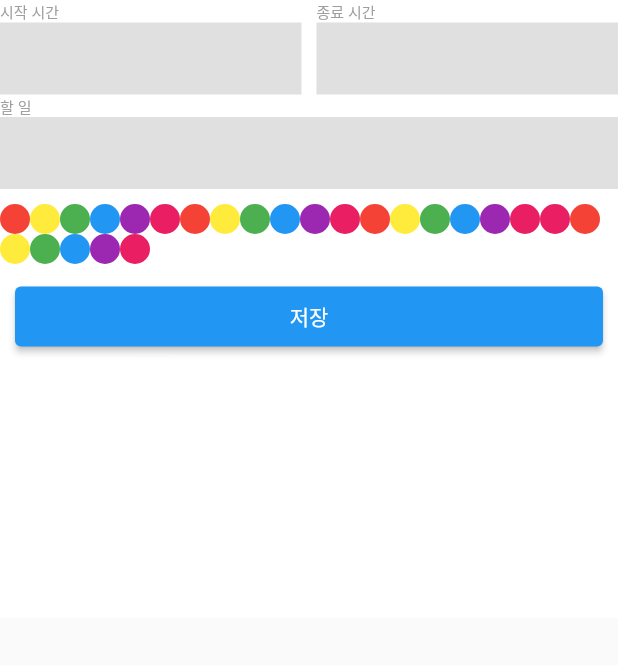
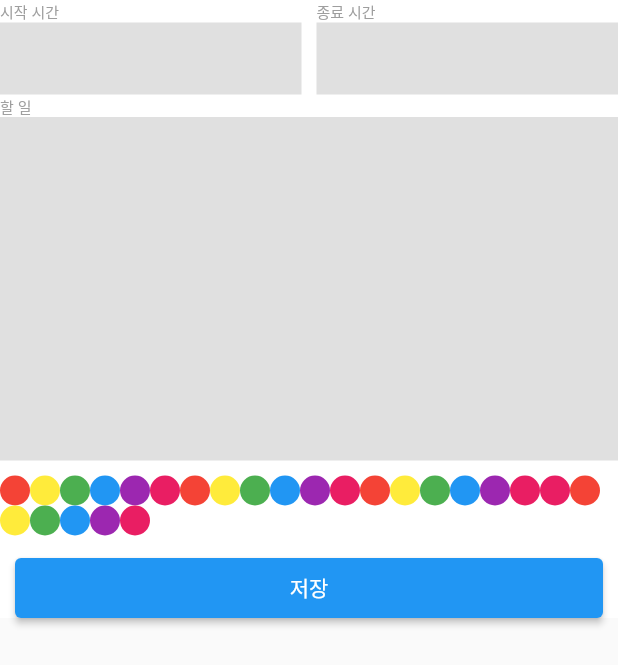
Before and after one commit to ji-hyun219/my_scheduler, a Flutter app: the ScheduleBottomSheet widget shown alone on an empty page, opened directly with empty values, on a phone screen of 412 x 824 dp. Shown: the top 665 px of the screen. Run offline on Flutter 3.47's test engine with Material 2 defaults, Android fonts, the phone set to English and light mode, and no system bars; our stand-ins replace table_calendar.

Commit message:
fix(BottomSheet): TextField 속성 추가

```diff
--- a/lib/components/bottom_sheet.dart
+++ b/lib/components/bottom_sheet.dart
@@ -13,7 +13,10 @@ class ScheduleBottomSheet extends StatelessWidget {
 
   @override
   Widget build(BuildContext context) {
-    return Container(
+    return GestureDetector(
+      onTap: () => FocusScope.of(context).requestFocus(FocusNode()), // <-- bottomsheet 안의 여백을 누르면 키보드가 닫히게
+      child: SafeArea(
+        child: Container(
           height: MediaQuery.of(context).size.height / 2 + bottomSheet,
           color: Colors.white,
           child: Padding(
@@ -23,17 +26,37 @@ class ScheduleBottomSheet extends StatelessWidget {
               children: [
                 Row(
                   children: const [
-                Expanded(child: CustomTextField(label: '시작 시간')),
+                    Expanded(
+                        child: CustomTextField(
+                      label: '시작 시간',
+                      isTime: true,
+                    )),
                     SizedBox(width: 10),
-                Expanded(child: CustomTextField(label: '종료 시간')),
+                    Expanded(
+                        child: CustomTextField(
+                      label: '종료 시간',
+                      isTime: true,
+                    )),
                   ],
                 ),
-            const CustomTextField(label: '할 일'),
+                const Expanded(
+                  // expanded 로 감싸도 화면을 다 차지하지 않는 이유
+                  // CustomTextField 는 컬럼 위젯이니까..
+                  // 그래서 CustomTextFiled 안에 텍스트를 expaned 로 또 감싸줘야 함
+                  // 그래도 textfield 가 늘어나지 않는다 .. 이유는
+                  // textfield 의 expands 속성을 쓰지 않았기 때문
+                  child: CustomTextField(
+                    label: '할 일',
+                    isTime: false,
+                  ),
+                ),
                 const SizedBox(height: 10),
                 const _ColorPicker(),
                 const SizedBox(height: 15),
                 const _SaveButton()
               ],
+            ),
+          ),
         ),
       ),
     );
--- a/lib/components/custom_text_field.dart
+++ b/lib/components/custom_text_field.dart
@@ -1,8 +1,10 @@
 import 'package:flutter/material.dart';
+import 'package:flutter/services.dart';
 
 class CustomTextField extends StatelessWidget {
   final String label;
-  const CustomTextField({Key? key, required this.label}) : super(key: key);
+  final bool isTime;
+  const CustomTextField({Key? key, required this.label, required this.isTime}) : super(key: key);
 
   @override
   Widget build(BuildContext context) {
@@ -15,15 +17,28 @@ class CustomTextField extends StatelessWidget {
               fontWeight: FontWeight.w400,
               fontSize: 10,
             )),
-        TextField(
-          cursorColor: Colors.grey,
-          decoration: InputDecoration(
-            border: InputBorder.none,
-            filled: true,
-            fillColor: Colors.grey[300],
-          ),
-        ),
+        if (isTime) renderTextField(),
+        if (!isTime) Expanded(child: renderTextField()),
       ],
     );
   }
+
+  Widget renderTextField() {
+    return TextField(
+      maxLines: isTime ? 1 : null, // null 이면 쓰면서 무한정 늘어남
+      cursorColor: Colors.grey,
+      expands: !isTime,
+      keyboardType: isTime ? TextInputType.number : TextInputType.multiline, // number: 키보드 -> 숫자 키보드 나옴
+      inputFormatters: isTime
+          ? [
+              FilteringTextInputFormatter.digitsOnly // 숫자 아닌 글자 써짐을 방지
+            ]
+          : [],
+      decoration: InputDecoration(
+        border: InputBorder.none,
+        filled: true,
+        fillColor: Colors.grey[300],
+      ),
+    );
+  }
 }
```
Also changed, not shown: pubspec.lock. Lines whose indentation alone changed are shown as unchanged.
